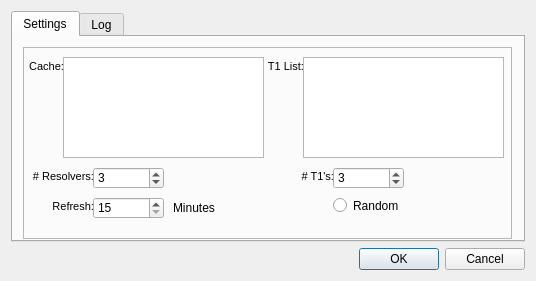
This is trunk/settings.ui in 8bitgeek/OpenNIC-Wizard as Qt 5 draws it before an edit. The edited form follows.
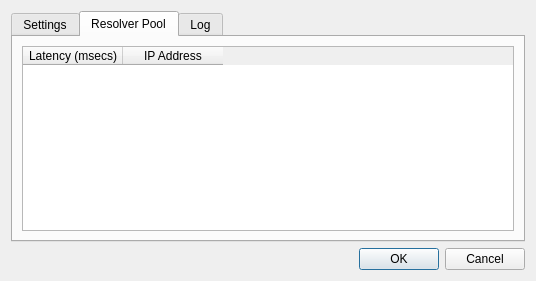
This is the edited form. The open tabs and pages were chosen to show the change. Icons and pictures are not drawn.

Commit message: Work on debugging problems with resolver pool, and added resolver pool table widget in the settings dialog.

What changed in the file:
```diff
--- a/trunk/settings.ui
+++ b/trunk/settings.ui
@@ -105,10 +105,10 @@
          </rect>
         </property>
         <property name="minimum">
-         <number>15</number>
+         <number>1</number>
         </property>
         <property name="maximum">
-         <number>1200</number>
+         <number>9999</number>
         </property>
         <property name="singleStep">
          <number>5</number>
@@ -238,6 +238,27 @@
        </widget>
       </widget>
      </widget>
+     <widget class="QWidget" name="resolverPool">
+      <attribute name="title">
+       <string>Resolver Pool</string>
+      </attribute>
+      <layout class="QGridLayout" name="gridLayout_3">
+       <item row="0" column="0">
+        <widget class="QTableWidget" name="resolverPoolTable">
+         <column>
+          <property name="text">
+           <string>Latency (msecs)</string>
+          </property>
+         </column>
+         <column>
+          <property name="text">
+           <string>IP Address</string>
+          </property>
+         </column>
+        </widget>
+       </item>
+      </layout>
+     </widget>
      <widget class="QWidget" name="log">
       <attribute name="title">
        <string>Log</string>
```
Left out of the diff: 6 changed lines with no effect on the pictures. The commit also changes 9 other files.
